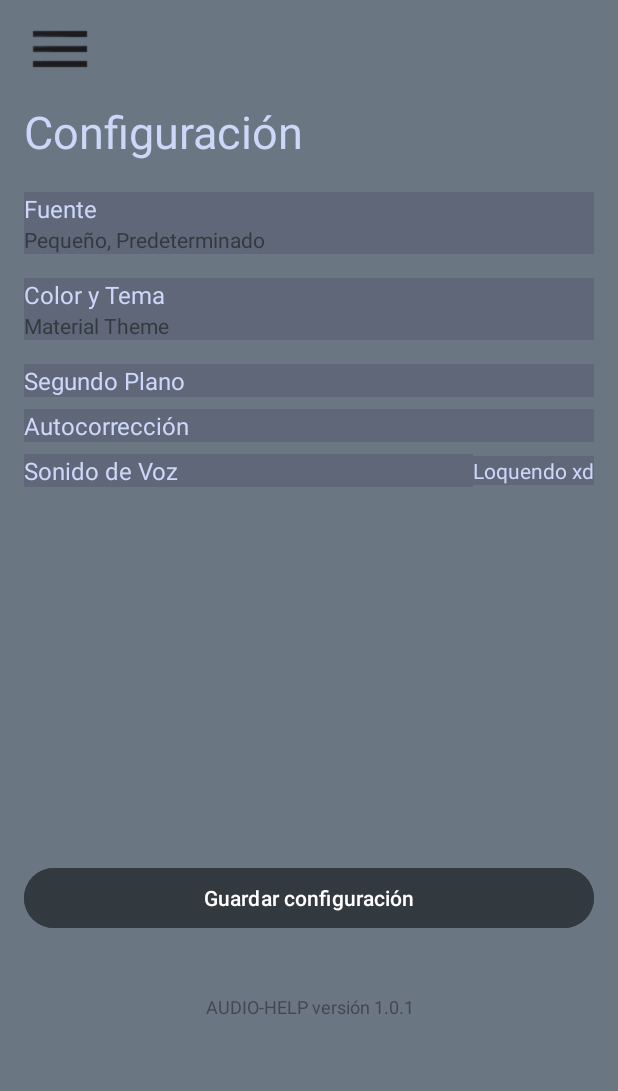
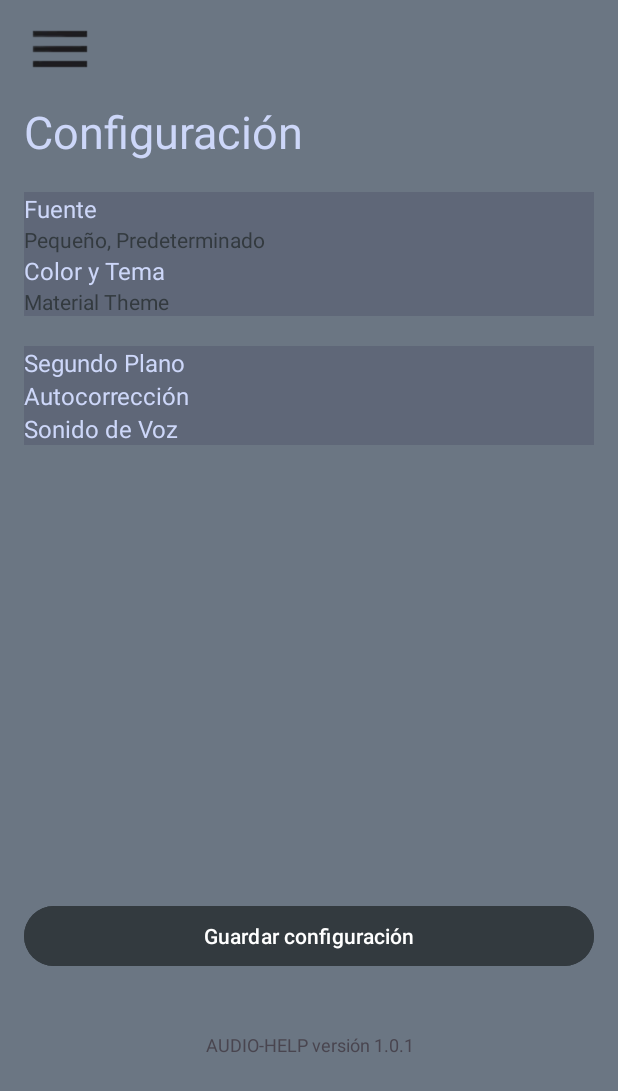
Before and after one commit to SandroCJ210/AudioHelp, an Android app: the ajustes screen opened directly, with no data from a screen before it, on a phone screen of 412 x 824 dp. Shown: the top 1091 px of the screen. Run offline under Robolectric (Android 15) with nearby library versions, the phone set to English and light mode, and no system bars.

Commit message:
corrección config_main

```diff
--- a/app/src/main/res/layout/ajustes.xml
+++ b/app/src/main/res/layout/ajustes.xml
@@ -30,7 +30,6 @@
         android:textColor="#CDD7F9"
         android:textSize="30sp" />
 
-    <!-- Fuente -->
     <LinearLayout
         android:layout_width="match_parent"
         android:layout_height="wrap_content"
@@ -52,13 +51,6 @@
             android:text="@string/font_description"
             android:textColor="#333A3F"
             android:textSize="14sp" />
-    </LinearLayout>
-
-    <LinearLayout
-        android:layout_width="match_parent"
-        android:layout_height="wrap_content"
-        android:layout_marginTop="16dp"
-        android:orientation="vertical">
 
         <TextView
             android:layout_width="match_parent"
@@ -75,68 +67,37 @@
             android:text="@string/material_theme"
             android:textColor="#333A3F"
             android:textSize="14sp" />
+
     </LinearLayout>
 
-    <!-- Segundo Plano -->
     <LinearLayout
         android:layout_width="match_parent"
-        android:layout_height="wrap_content"
-        android:layout_marginTop="16dp"
-        android:gravity="center_vertical"
-        android:orientation="horizontal">
-
+        android:layout_height="119dp"
+        android:layout_marginTop="20dp"
+        android:orientation="vertical">
         <TextView
-            android:layout_width="0dp"
+            android:layout_width="match_parent"
             android:layout_height="wrap_content"
-            android:layout_weight="1"
             android:background="#5F6778"
             android:text="@string/background_mode"
             android:textColor="#CDD7F9"
             android:textSize="16sp" />
 
-    </LinearLayout>
-
-    <LinearLayout
-        android:layout_width="match_parent"
-        android:layout_height="wrap_content"
-        android:layout_marginTop="8dp"
-        android:gravity="center_vertical"
-        android:orientation="horizontal">
-
         <TextView
-            android:layout_width="0dp"
+            android:layout_width="match_parent"
             android:layout_height="wrap_content"
-            android:layout_weight="1"
             android:background="#5F6778"
             android:text="@string/autocorrect"
             android:textColor="#CDD7F9"
             android:textSize="16sp" />
-    </LinearLayout>
-
-    <!-- Sonido de Voz -->
-    <LinearLayout
-        android:layout_width="match_parent"
-        android:layout_height="wrap_content"
-        android:layout_marginTop="8dp"
-        android:gravity="center_vertical"
-        android:orientation="horizontal">
 
         <TextView
-            android:layout_width="0dp"
+            android:layout_width="match_parent"
             android:layout_height="wrap_content"
-            android:layout_weight="1"
             android:background="#5F6778"
             android:text="@string/voice_sound"
             android:textColor="#CDD7F9"
             android:textSize="16sp" />
-
-        <TextView
-            android:layout_width="wrap_content"
-            android:layout_height="wrap_content"
-            android:background="#5F6778"
-            android:text="@string/voice_sound_loquendo"
-            android:textColor="#CDD7F9"
-            android:textSize="14sp" />
     </LinearLayout>
 
     <!-- Botón de Guardar Configuración -->
```
